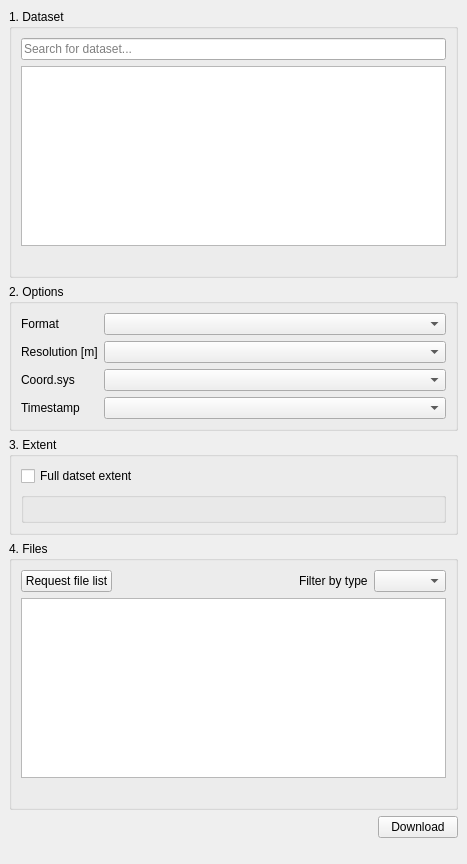
Above: ui/sgd_dockwidget_base.ui from piMoll/swissgeodownloader before the change. Below: the same form after it.
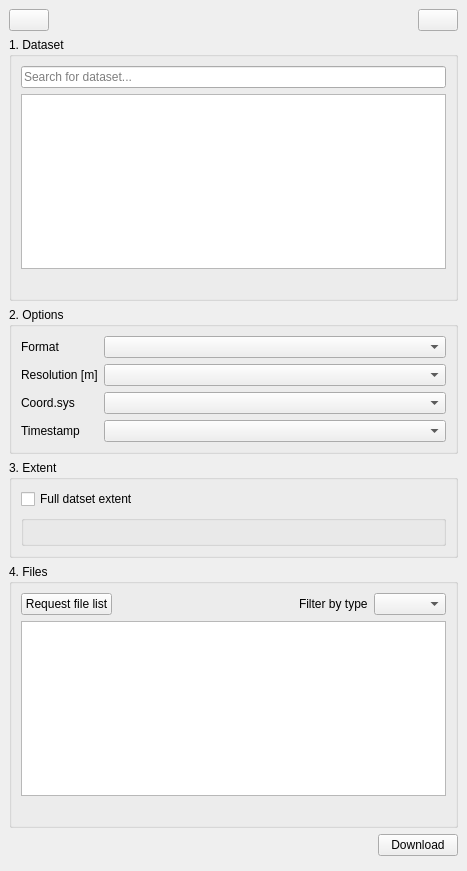
That is the form after the change. Icons and pictures are not drawn. Custom widgets are drawn as their Qt base class.

Commit message: Add button to show overview map layer, add info button.

What changed in the file:
```diff
--- a/ui/sgd_dockwidget_base.ui
+++ b/ui/sgd_dockwidget_base.ui
@@ -7,7 +7,7 @@
     <x>0</x>
     <y>0</y>
     <width>467</width>
-    <height>864</height>
+    <height>871</height>
    </rect>
   </property>
   <property name="windowTitle">
@@ -15,6 +15,19 @@
   </property>
   <widget class="QWidget" name="dockWidgetContents">
    <layout class="QGridLayout" name="gridLayout">
+    <item row="3" column="0">
+     <spacer name="verticalSpacer">
+      <property name="orientation">
+       <enum>Qt::Vertical</enum>
+      </property>
+      <property name="sizeHint" stdset="0">
+       <size>
+        <width>20</width>
+        <height>40</height>
+       </size>
+      </property>
+     </spacer>
+    </item>
     <item row="2" column="0">
      <layout class="QVBoxLayout" name="verticalLayout">
       <item>
@@ -86,44 +99,44 @@
          <bool>false</bool>
         </property>
         <layout class="QFormLayout" name="formLayout">
-         <item row="0" column="0">
+         <item row="1" column="0">
           <widget class="QLabel" name="guiFormatL">
            <property name="text">
             <string>Format</string>
            </property>
           </widget>
          </item>
-         <item row="0" column="1">
+         <item row="1" column="1">
           <widget class="QComboBox" name="guiFormat"/>
          </item>
-         <item row="1" column="0">
+         <item row="2" column="0">
           <widget class="QLabel" name="guiResolutionL">
            <property name="text">
             <string>Resolution [m]</string>
            </property>
           </widget>
          </item>
-         <item row="1" column="1">
+         <item row="2" column="1">
           <widget class="QComboBox" name="guiResolution"/>
          </item>
-         <item row="2" column="0">
+         <item row="3" column="0">
           <widget class="QLabel" name="guiCoordsysL">
            <property name="text">
             <string>Coord.sys</string>
            </property>
           </widget>
          </item>
-         <item row="2" column="1">
+         <item row="3" column="1">
           <widget class="QComboBox" name="guiCoordsys"/>
          </item>
-         <item row="3" column="0">
+         <item row="4" column="0">
           <widget class="QLabel" name="guiTimestampL">
            <property name="text">
             <string>Timestamp</string>
            </property>
           </widget>
          </item>
-         <item row="3" column="1">
+         <item row="4" column="1">
           <widget class="QComboBox" name="guiTimestamp"/>
          </item>
         </layout>
@@ -136,11 +149,28 @@
         </property>
         <layout class="QVBoxLayout" name="verticalLayout_2">
          <item>
-          <widget class="QCheckBox" name="guiFullExtentChbox">
-           <property name="text">
-            <string>Full datset extent</string>
-           </property>
-          </widget>
+          <layout class="QHBoxLayout" name="horizontalLayout_2">
+           <item>
+            <widget class="QCheckBox" name="guiFullExtentChbox">
+             <property name="text">
+              <string>Full datset extent</string>
+             </property>
+            </widget>
+           </item>
+           <item>
+            <spacer name="horizontalSpacer_2">
+             <property name="orientation">
+              <enum>Qt::Horizontal</enum>
+             </property>
+             <property name="sizeHint" stdset="0">
+              <size>
+               <width>40</width>
+               <height>20</height>
+              </size>
+             </property>
+            </spacer>
+           </item>
+          </layout>
          </item>
          <item>
           <widget class="QgsExtentGroupBox" name="guiExtentWidget">
@@ -231,18 +261,56 @@
       </item>
      </layout>
     </item>
-    <item row="3" column="0">
-     <spacer name="verticalSpacer">
-      <property name="orientation">
-       <enum>Qt::Vertical</enum>
-      </property>
-      <property name="sizeHint" stdset="0">
-       <size>
-        <width>20</width>
-        <height>40</height>
-       </size>
-      </property>
-     </spacer>
+    <item row="1" column="0">
+     <layout class="QHBoxLayout" name="horizontalLayout_4">
+      <item>
+       <widget class="QPushButton" name="guiShowMapBtn">
+        <property name="toolTip">
+         <string>Show overview map</string>
+        </property>
+        <property name="text">
+         <string/>
+        </property>
+        <property name="icon">
+         <iconset resource="../resources/resources.qrc">
+          <normaloff>:/plugins/swissgeodownloader/resources/icon.png</normaloff>:/plugins/swissgeodownloader/resources/icon.png</iconset>
+        </property>
+        <property name="flat">
+         <bool>false</bool>
+        </property>
+       </widget>
+      </item>
+      <item>
+       <spacer name="horizontalSpacer_4">
+        <property name="orientation">
+         <enum>Qt::Horizontal</enum>
+        </property>
+        <property name="sizeHint" stdset="0">
+         <size>
+          <width>40</width>
+          <height>20</height>
+         </size>
+        </property>
+       </spacer>
+      </item>
+      <item>
+       <widget class="QPushButton" name="guiInfoBtn">
+        <property name="toolTip">
+         <string>Plugin info</string>
+        </property>
+        <property name="text">
+         <string/>
+        </property>
+        <property name="icon">
+         <iconset resource="../resources/resources.qrc">
+          <normaloff>:/plugins/swissgeodownloader/resources/die-info.png</normaloff>:/plugins/swissgeodownloader/resources/die-info.png</iconset>
+        </property>
+        <property name="flat">
+         <bool>false</bool>
+        </property>
+       </widget>
+      </item>
+     </layout>
     </item>
    </layout>
   </widget>
```
Left out of the diff: 4 changed lines with no effect on the pictures. The commit also changes 13 other files.
